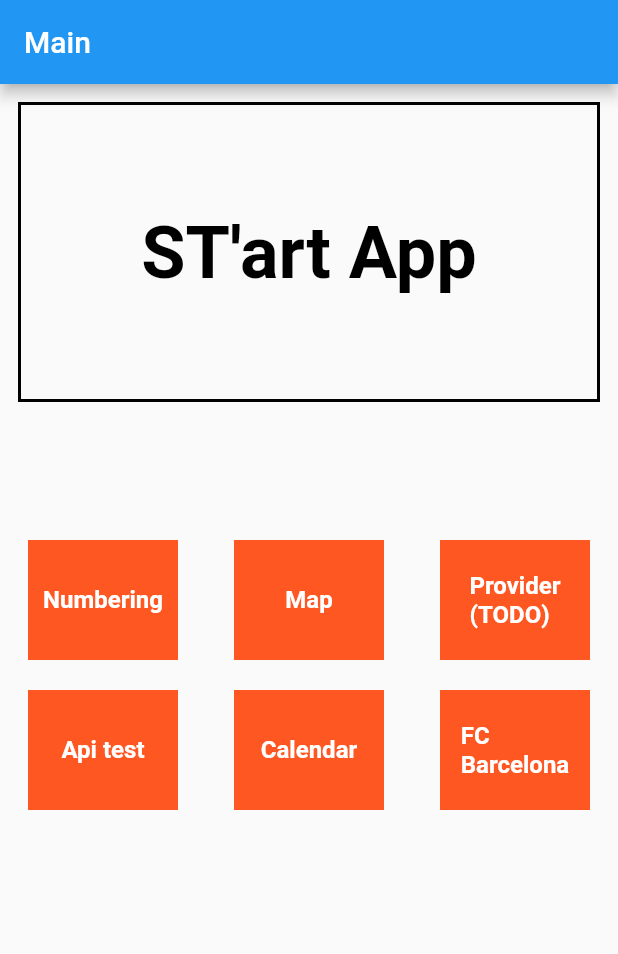
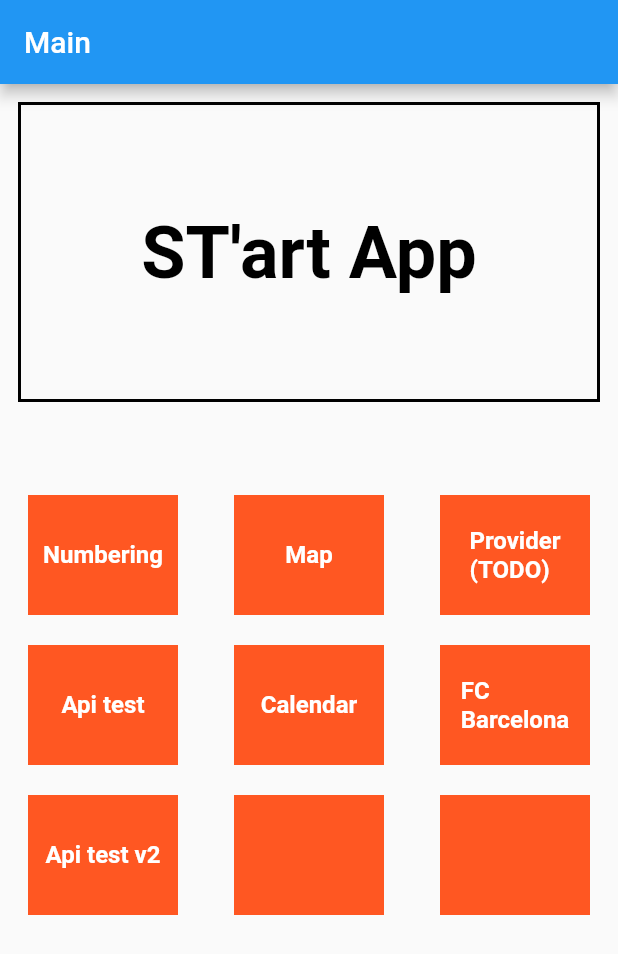
Before and after one commit to suee97/flutterminimini, a Flutter app: the screen it shows after launch, on a phone screen of 412 x 824 dp. Shown: the top 954 px of the screen. Run offline on Flutter 3.47's test engine with Material 2 defaults, Android fonts, the phone set to English and light mode, and no system bars; our stand-ins replace flutter_secure_storage, google_maps_flutter, loading_animation_widget, syncfusion_flutter_calendar; Roboto replaces fonts that are missing (palatino).

Commit message:
api test

```diff
--- a/lib/screens/home.dart
+++ b/lib/screens/home.dart
@@ -1,5 +1,6 @@
 import 'package:flutter/material.dart';
 import 'package:flutterminimini/screens/api_test.dart';
+import 'package:flutterminimini/screens/api_test_v2.dart';
 import 'package:flutterminimini/screens/barcelona.dart';
 import 'package:flutterminimini/screens/calendar.dart';
 import 'package:flutterminimini/screens/map.dart';
@@ -37,7 +38,7 @@ Widget mainScreenContent(BuildContext context) {
         ),
       ),
       const SizedBox(
-        height: 80,
+        height: 50,
       ),
       Row(
         mainAxisAlignment: MainAxisAlignment.spaceAround,
@@ -56,6 +57,17 @@ Widget mainScreenContent(BuildContext context) {
           litteBox("Api test", context, ApiTestScreen()),
           litteBox("Calendar", context, PlanScreen()),
           litteBox("FC\nBarcelona", context, BarcelonaScreen()),
+        ],
+      ),
+      const SizedBox(
+        height: 20,
+      ),
+      Row(
+        mainAxisAlignment: MainAxisAlignment.spaceAround,
+        children: [
+          litteBox("Api test v2", context, ApiTestV2()),
+          litteBox("", context, PlanScreen()),
+          litteBox("", context, BarcelonaScreen()),
         ],
       ),
       const SizedBox(
```
Also changed, not shown: lib/screens/api_test_v2.dart (added, +41 -0 lines).
